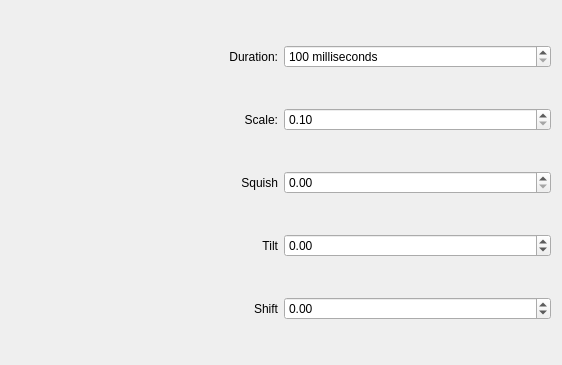
Old version of the form kwin/glide/config.ui in the repository Schneegans/Burn-My-Windows.
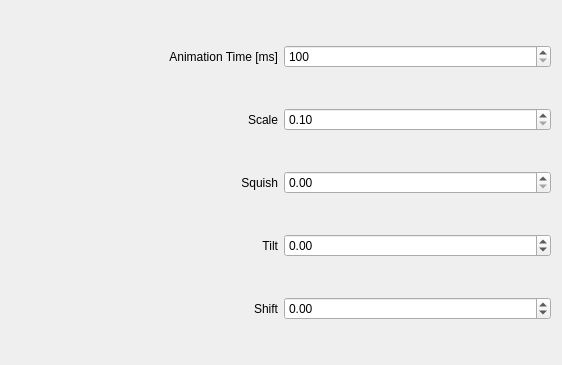
New version of the form.

Diff of the .ui file:
```diff
--- a/kwin/glide/config.ui
+++ b/kwin/glide/config.ui
@@ -29,9 +29,6 @@
             </item>
             <item row="0" column="1">
                 <widget class="QSpinBox" name="kcfg_Duration">
-                    <property name="suffix">
-                        <string> milliseconds</string>
-                    </property>
                     <property name="minimum">
                         <number>100</number>
                     </property>
@@ -46,7 +43,7 @@
             <item row="1" column="0">
                 <widget class="QLabel" name="label_3">
                     <property name="text">
-                        <string>Scale:</string>
+                        <string>Scale</string>
                     </property>
                     <property name="alignment">
                         <set>Qt::AlignRight|Qt::AlignTrailing|Qt::AlignVCenter</set>
@@ -56,7 +53,7 @@
             <item row="0" column="0">
                 <widget class="QLabel" name="label">
                     <property name="text">
-                        <string>Duration:</string>
+                        <string>Animation Time [ms]</string>
                     </property>
                     <property name="alignment">
                         <set>Qt::AlignRight|Qt::AlignTrailing|Qt::AlignVCenter</set>
```
